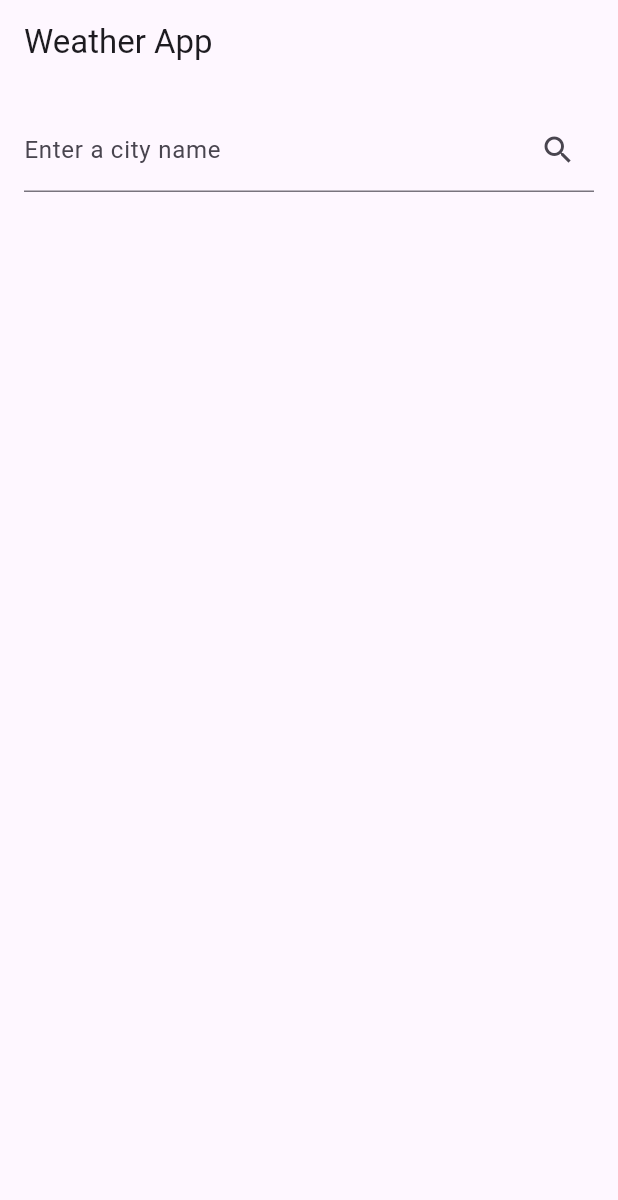
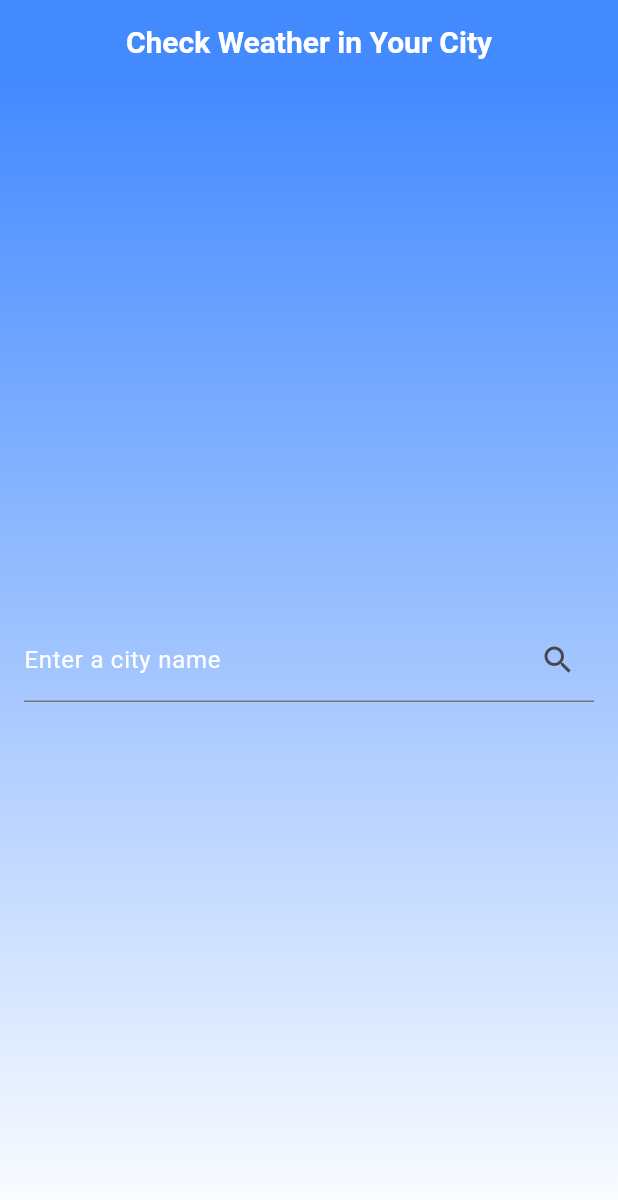
Before and after one commit to Qetikv/Weather_App, a Flutter app: the screen it shows after launch, on a phone screen of 412 x 824 dp. Shown: the top 1200 px of the screen. Run offline on Flutter 3.47's test engine with Material 3 defaults, Android fonts, the phone set to English and light mode, and no system bars.

Commit message:
add weather conditions

```diff
--- a/lib/models/weather_app.dart
+++ b/lib/models/weather_app.dart
@@ -1,14 +1,17 @@
-// lib/models/weather_model.dart
 class Weather {
   final String cityName;
   final double temperature;
+  final String weatherCondition;
 
-  Weather({required this.cityName, required this.temperature});
+  Weather({required this.cityName, required this.temperature, required this.weatherCondition});
 
   factory Weather.fromJson(Map<String, dynamic> json) {
-    return Weather(
-      cityName: json['name'],
-      temperature: (json['main']['temp'] - 273.15),
-    );
-  }
+    final List<dynamic> weatherData = json['weather'];
+    final String condition = weatherData.isNotEmpty ? weatherData[0]['main'] : 'Unknown';
+      return Weather(
+        cityName: json['name'],
+        temperature: (json['main']['temp'] - 273.15),
+        weatherCondition: condition,
+      );
+    }
 }
--- a/lib/views/home_page.dart
+++ b/lib/views/home_page.dart
@@ -9,19 +9,32 @@ class WeatherApp extends StatefulWidget {
 
 class _WeatherAppState extends State<WeatherApp> {
   final TextEditingController _cityController = TextEditingController();
-  String _weatherInfo = '';
+  Weather _weatherInfo = Weather(cityName: '', temperature: 0, weatherCondition: '');
 
   Future<void> _fetchWeather(String cityName) async {
     try {
       final Map<String, dynamic> data = await WeatherService.fetchWeather(cityName);
       final Weather weather = Weather.fromJson(data);
       setState(() {
-        _weatherInfo = 'City: ${weather.cityName}, Temperature: ${weather.temperature.toStringAsFixed(0)}°C';
+        _weatherInfo = weather;
       });
     } catch (e) {
       setState(() {
-        _weatherInfo = 'Failed to load weather data';
+        _weatherInfo = Weather(cityName: 'Unknown', temperature: 0, weatherCondition: 'Unknown');
       });
+    }
+  }
+
+    // Function to get the weather image URL based on the weather condition
+  String _getWeatherImageURL(String weatherCondition) {
+    if (weatherCondition == 'Clear') {
+      return 'assets/clear.png';
+    } else if (weatherCondition == 'Clouds') {
+      return 'assets/cloudy.png';
+    } else if (weatherCondition == 'Rain') {
+      return 'assets/rainy.png';
+    } else {
+      return 'assets/default.png';
     }
   }
 
@@ -29,17 +42,38 @@ class _WeatherAppState extends State<WeatherApp> {
   Widget build(BuildContext context) {
     return Scaffold(
       appBar: AppBar(
-        title: const Text('Weather App'),
+        title: const Text(
+          'Check Weather in Your City',
+          textAlign: TextAlign.center,
+          style: TextStyle(
+            fontSize: 20.0,
+            fontWeight: FontWeight.bold,
+            color: Colors.white,
           ),
-      body: Padding(
+        ),
+        backgroundColor: Colors.blueAccent,
+        elevation: 0,
+        centerTitle: true,
+      ),
+       body: Container(
+        decoration: const BoxDecoration(
+          gradient: LinearGradient(
+            begin: Alignment.topCenter,
+            end: Alignment.bottomCenter,
+            colors: [Colors.blueAccent, Colors.white],
+          ),
+        ),
+        child: Column(
+          children: [
+            Expanded(
+              child: Center(
+                child: Padding(
                   padding: const EdgeInsets.all(16.0),
-        child: Column(
-          crossAxisAlignment: CrossAxisAlignment.stretch,
-          children: [
-            TextField(
+                  child: TextField(
                     controller: _cityController,
                     decoration: InputDecoration(
                       labelText: 'Enter a city name',
+                      labelStyle: const TextStyle(color: Colors.white),
                       suffixIcon: IconButton(
                         icon: const Icon(Icons.search),
                         onPressed: () {
@@ -48,11 +82,40 @@ class _WeatherAppState extends State<WeatherApp> {
                       ),
                     ),
                   ),
+                ),
+              ),
+            ),
+            _weatherInfo.cityName.isNotEmpty
+                ? Expanded(
+                    child: Padding(
+                      padding: const EdgeInsets.symmetric(horizontal: 16.0),
+                      child: Column(
+                        crossAxisAlignment: CrossAxisAlignment.center,
+                        mainAxisAlignment: MainAxisAlignment.center,
+                        children: [
+                          Text(
+                            'City: ${_weatherInfo.cityName}',
+                            style: const TextStyle(fontSize: 18.0, color: Colors.white),
+                          ),
+                          Text(
+                            'Temperature: ${_weatherInfo.temperature.toStringAsFixed(0)}°C',
+                            style: const TextStyle(fontSize: 18.0, color: Colors.white),
+                          ),
+                          Text(
+                            'Weather Condition: ${_weatherInfo.weatherCondition}',
+                            style: const TextStyle(fontSize: 18.0, color: Colors.white),
+                          ),
                           const SizedBox(height: 16.0),
-            Text(
-              _weatherInfo,
-              style: const TextStyle(fontSize: 18.0),
+                          Image.asset(
+                            _getWeatherImageURL(_weatherInfo.weatherCondition),
+                            width: 100,
+                            height: 100,
                           ),
+                        ],
+                      ),
+                    ),
+                  )
+                : Container(),
           ],
         ),
       ),
```
Also changed, not shown: pubspec.yaml (+11 -50 lines), assets/clear.png (added), assets/cloudy.png (added), assets/default.png (added), assets/rainy.png (added), pubspec.lock. Lines whose indentation alone changed are shown as unchanged.
